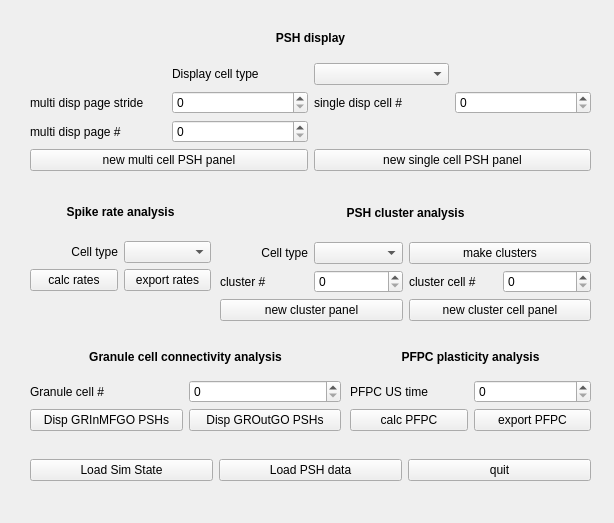
Above: SimDataAnalysis/includes/mainw.ui from wenkeli/Cerebellum_simulation before the change. Below: the same form after it.
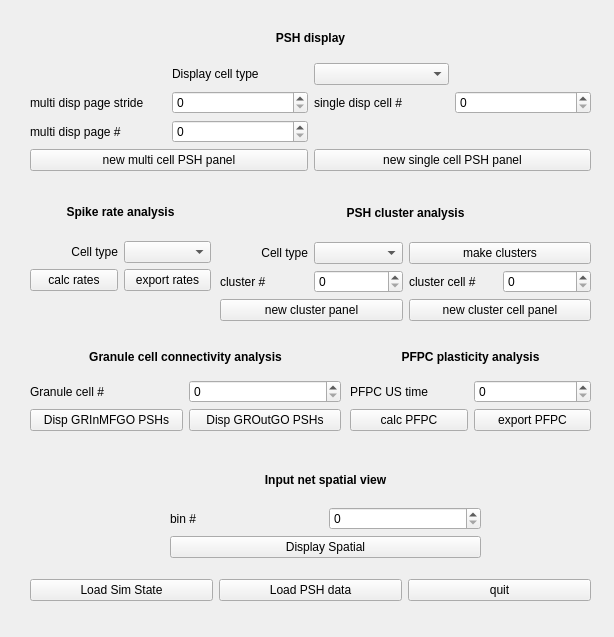
That is the form after the change.

What changed in the file:
```diff
--- a/SimDataAnalysis/includes/mainw.ui
+++ b/SimDataAnalysis/includes/mainw.ui
@@ -7,7 +7,7 @@
     <x>0</x>
     <y>0</y>
     <width>614</width>
-    <height>523</height>
+    <height>637</height>
    </rect>
   </property>
   <property name="windowTitle">
@@ -18,7 +18,7 @@
     <property name="geometry">
      <rect>
       <x>30</x>
-      <y>450</y>
+      <y>570</y>
       <width>561</width>
       <height>41</height>
      </rect>
@@ -368,6 +368,49 @@
      </item>
     </layout>
    </widget>
+   <widget class="QWidget" name="gridLayoutWidget_6">
+    <property name="geometry">
+     <rect>
+      <x>170</x>
+      <y>460</y>
+      <width>311</width>
+      <height>98</height>
+     </rect>
+    </property>
+    <layout class="QGridLayout" name="gridLayout_6">
+     <item row="0" column="0" colspan="2">
+      <widget class="QLabel" name="label_16">
+       <property name="text">
+        <string>&lt;!DOCTYPE HTML PUBLIC &quot;-//W3C//DTD HTML 4.0//EN&quot; &quot;http://www.w3.org/TR/REC-html40/strict.dtd&quot;&gt;
+&lt;html&gt;&lt;head&gt;&lt;meta name=&quot;qrichtext&quot; content=&quot;1&quot; /&gt;&lt;style type=&quot;text/css&quot;&gt;
+p, li { white-space: pre-wrap; }
+&lt;/style&gt;&lt;/head&gt;&lt;body style=&quot; font-family:'Sans Serif'; font-size:9pt; font-weight:400; font-style:normal;&quot;&gt;
+&lt;table style=&quot;-qt-table-type: root; margin-top:4px; margin-bottom:4px; margin-left:4px; margin-right:4px;&quot;&gt;
+&lt;tr&gt;
+&lt;td style=&quot;border: none;&quot;&gt;
+&lt;p align=&quot;center&quot; style=&quot; margin-top:0px; margin-bottom:0px; margin-left:0px; margin-right:0px; -qt-block-indent:0; text-indent:0px;&quot;&gt;&lt;span style=&quot; font-weight:600;&quot;&gt;Input net spatial view&lt;/span&gt;&lt;/p&gt;&lt;/td&gt;&lt;/tr&gt;&lt;/table&gt;&lt;/body&gt;&lt;/html&gt;</string>
+       </property>
+      </widget>
+     </item>
+     <item row="1" column="0">
+      <widget class="QLabel" name="label_17">
+       <property name="text">
+        <string>bin #</string>
+       </property>
+      </widget>
+     </item>
+     <item row="2" column="0" colspan="2">
+      <widget class="QPushButton" name="dispSpatialButton">
+       <property name="text">
+        <string>Display Spatial</string>
+       </property>
+      </widget>
+     </item>
+     <item row="1" column="1">
+      <widget class="QSpinBox" name="spatialBinNBox"/>
+     </item>
+    </layout>
+   </widget>
   </widget>
  </widget>
  <resources/>
```
Left out of the diff: 40 changed lines with no effect on the pictures.
